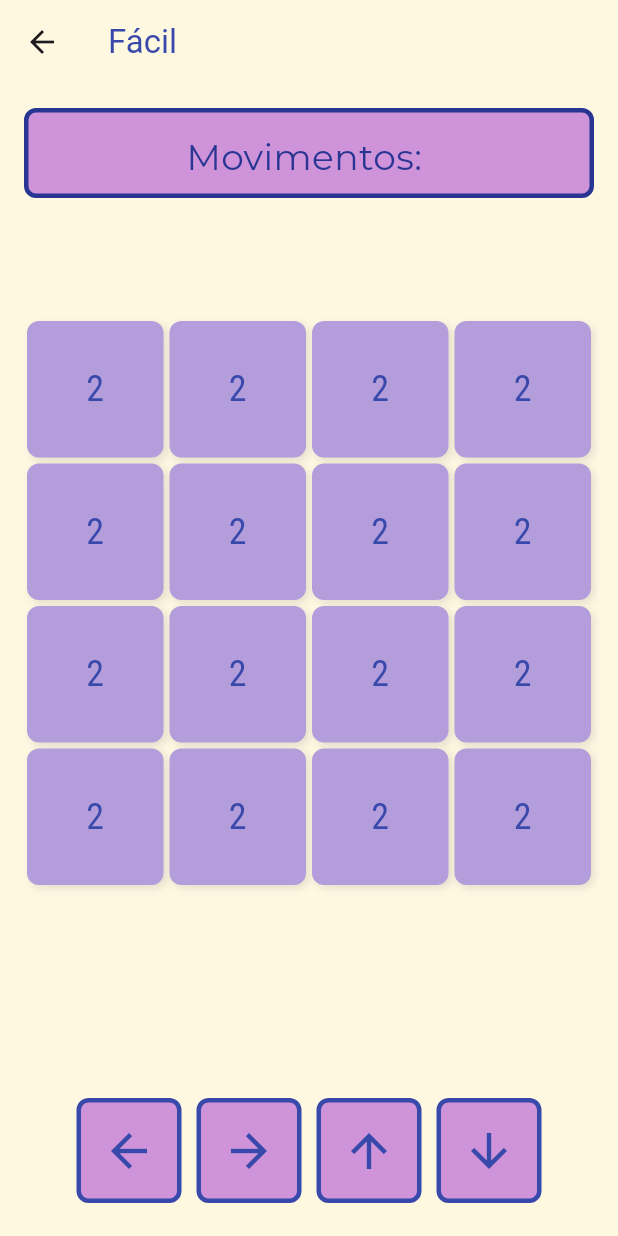
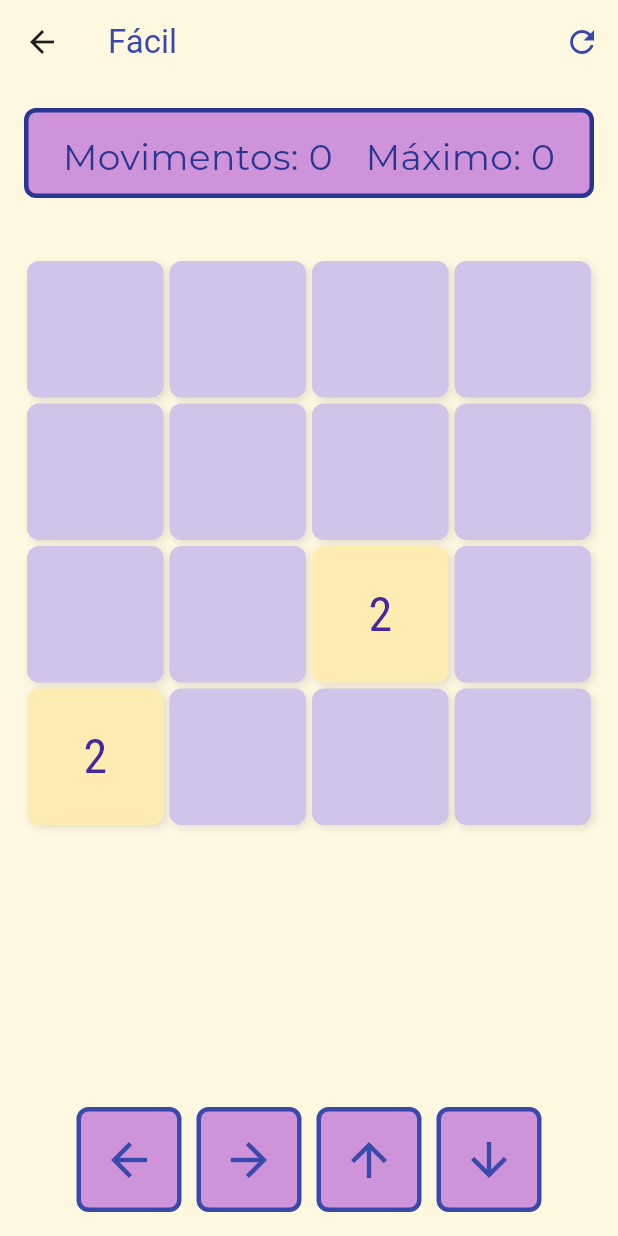
Before and after one commit to rafaschmokel/Projeto-Flutter-2048, a Flutter app: the screen it shows after launch, after a tap on "Fácil", on a phone screen of 412 x 824 dp. Run offline on Flutter 3.47's test engine with Material 3 defaults, Android fonts, the phone set to English and light mode, and no system bars; Roboto replaces fonts that are missing (Montserrat.bold).

```diff
--- a/lib/main.dart
+++ b/lib/main.dart
@@ -11,16 +11,7 @@ class Jogo extends StatelessWidget {
 
   @override
   Widget build(BuildContext context) {
-    return MaterialApp(title: 'Jogo 2048', home: HomeScreen());
-  }
-}
-
-class HomeScreen extends StatelessWidget {
-  const HomeScreen({super.key});
-
-  @override
-  Widget build(BuildContext context) {
-    return MaterialApp(title: '2048', home: const HomePage());
+    return MaterialApp(title: 'Jogo 2048', home: HomePage());
   }
 }
 
@@ -171,22 +162,27 @@ class _PaginaJogoState extends State<PaginaJogo> {
     if (ganhou || perdeu) return;
 
     bool moved = false;
+    List<List<int>> newGrid = List.generate(
+      widget.gridSize,
+      (i) => List.from(grid[i]),
+    );
 
     for (int j = 0; j < widget.gridSize; j++) {
       for (int i = 1; i < widget.gridSize; i++) {
-        if (grid[i][j] != 0) {
+        if (newGrid[i][j] != 0) {
           int k = i;
-          while (k > 0 && grid[k - 1][j] == 0) {
-            grid[k - 1][j] = grid[k][j];
-            grid[k][j] = 0;
+          while (k > 0 && newGrid[k - 1][j] == 0) {
+            newGrid[k - 1][j] = newGrid[k][j];
+            newGrid[k][j] = 0;
             k--;
             moved = true;
           }
 
-          if (k > 0 && grid[k - 1][j] == grid[k][j]) {
-            grid[k - 1][j] *= 2;
-            grid[k][j] = 0;
+          if (k > 0 && newGrid[k - 1][j] == newGrid[k][j]) {
+            newGrid[k - 1][j] *= 2;
+            newGrid[k][j] = 0;
             moved = true;
+            if (newGrid[k - 1][j] > max) max = newGrid[k - 1][j];
             checkVitoria();
           }
         }
@@ -195,6 +191,7 @@ class _PaginaJogoState extends State<PaginaJogo> {
 
     if (moved) {
       setState(() {
+        grid = newGrid;
         moves++;
         addNovoNumero();
         checkDerrota();
@@ -206,22 +203,27 @@ class _PaginaJogoState extends State<PaginaJogo> {
     if (ganhou || perdeu) return;
 
     bool moved = false;
+    List<List<int>> newGrid = List.generate(
+      widget.gridSize,
+      (i) => List.from(grid[i]),
+    );
 
     for (int j = 0; j < widget.gridSize; j++) {
-      for (int i = widget.gridSize - 2; i >= 1; i--) {
-        if (grid[i][j] != 0) {
+      for (int i = widget.gridSize - 2; i >= 0; i--) {
+        if (newGrid[i][j] != 0) {
           int k = i;
-          while (k < widget.gridSize - 1 && grid[k + 1][j] == 0) {
-            grid[k + 1][j] = grid[k][j];
-            grid[k][j] = 0;
+          while (k < widget.gridSize - 1 && newGrid[k + 1][j] == 0) {
+            newGrid[k + 1][j] = newGrid[k][j];
+            newGrid[k][j] = 0;
             k++;
             moved = true;
           }
 
-          if (k < widget.gridSize && grid[k + 1][j] == grid[k][j]) {
-            grid[k + 1][j] *= 2;
-            grid[k][j] = 0;
+          if (k < widget.gridSize - 1 && newGrid[k + 1][j] == newGrid[k][j]) {
+            newGrid[k + 1][j] *= 2;
+            newGrid[k][j] = 0;
             moved = true;
+            if (newGrid[k + 1][j] > max) max = newGrid[k + 1][j];
             checkVitoria();
           }
         }
@@ -230,6 +232,7 @@ class _PaginaJogoState extends State<PaginaJogo> {
 
     if (moved) {
       setState(() {
+        grid = newGrid;
         moves++;
         addNovoNumero();
         checkDerrota();
@@ -241,22 +244,27 @@ class _PaginaJogoState extends State<PaginaJogo> {
     if (ganhou || perdeu) return;
 
     bool moved = false;
+    List<List<int>> newGrid = List.generate(
+      widget.gridSize,
+      (i) => List.from(grid[i]),
+    );
 
     for (int i = 0; i < widget.gridSize; i++) {
       for (int j = 1; j < widget.gridSize; j++) {
-        if (grid[i][j] != 0) {
-          int k = i;
-          while (k > 0 && grid[i][k - 1] == 0) {
-            grid[i][k - 1] = grid[i][k];
-            grid[i][k] = 0;
+        if (newGrid[i][j] != 0) {
+          int k = j;
+          while (k > 0 && newGrid[i][k - 1] == 0) {
+            newGrid[i][k - 1] = newGrid[i][k];
+            newGrid[i][k] = 0;
             k--;
             moved = true;
           }
 
-          if (k > 0 && grid[i][k - 1] == grid[i][k]) {
-            grid[i][k - 1] *= 2;
-            grid[i][k] = 0;
+          if (k > 0 && newGrid[i][k - 1] == newGrid[i][k]) {
+            newGrid[i][k - 1] *= 2;
+            newGrid[i][k] = 0;
             moved = true;
+            if (newGrid[i][k - 1] > max) max = newGrid[i][k - 1];
             checkVitoria();
           }
         }
@@ -265,6 +273,7 @@ class _PaginaJogoState extends State<PaginaJogo> {
 
     if (moved) {
       setState(() {
+        grid = newGrid;
         moves++;
         addNovoNumero();
         checkDerrota();
@@ -272,26 +281,31 @@ class _PaginaJogoState extends State<PaginaJogo> {
     }
   }
 
-  void moveDireira() {
+  void moveDireita() {
     if (ganhou || perdeu) return;
 
     bool moved = false;
+    List<List<int>> newGrid = List.generate(
+      widget.gridSize,
+      (i) => List.from(grid[i]),
+    );
 
     for (int i = 0; i < widget.gridSize; i++) {
-      for (int j = 1; j < widget.gridSize; j++) {
-        if (grid[i][j] != 0) {
+      for (int j = widget.gridSize - 2; j >= 0; j--) {
+        if (newGrid[i][j] != 0) {
           int k = j;
-          while (k > 0 && grid[i][k - 1] == 0) {
-            grid[i][k - 1] = grid[i][k];
-            grid[i][k] = 0;
-            k--;
+          while (k < widget.gridSize - 1 && newGrid[i][k + 1] == 0) {
+            newGrid[i][k + 1] = newGrid[i][k];
+            newGrid[i][k] = 0;
+            k++;
             moved = true;
           }
 
-          if (k > 0 && grid[i][k - 1] == grid[i][k]) {
-            grid[i][k - 1] *= 2;
-            grid[i][k] = 0;
+          if (k < widget.gridSize - 1 && newGrid[i][k + 1] == newGrid[i][k]) {
+            newGrid[i][k + 1] *= 2;
+            newGrid[i][k] = 0;
             moved = true;
+            if (newGrid[i][k + 1] > max) max = newGrid[i][k + 1];
             checkVitoria();
           }
         }
@@ -300,6 +314,7 @@ class _PaginaJogoState extends State<PaginaJogo> {
 
     if (moved) {
       setState(() {
+        grid = newGrid;
         moves++;
         addNovoNumero();
         checkDerrota();
@@ -307,12 +322,80 @@ class _PaginaJogoState extends State<PaginaJogo> {
     }
   }
 
-  void checkVitoria() {}
+  void checkVitoria() {
+    for (int i = 0; i < widget.gridSize; i++) {
+      for (int j = 0; j < widget.gridSize; j++) {
+        if (grid[i][j] == widget.objetivo) {
+          setState(() {
+            ganhou = true;
+          });
+          return;
+        }
+      }
+    }
+  }
 
-  void checkDerrota() {}
+  void checkDerrota() {
+    for (int i = 0; i < widget.gridSize; i++) {
+      for (int j = 0; j < widget.gridSize; j++) {
+        if (grid[i][j] == 0) return;
+      }
+    }
 
-  Widget criarBotaoMove(BuildContext context, IconData icone) {
-    return Container(
+    for (int i = 0; i < widget.gridSize; i++) {
+      for (int j = 0; j < widget.gridSize; j++) {
+        if (i < widget.gridSize - 1 && grid[i][j] == grid[i + 1][j]) {
+          return;
+        }
+        if (j < widget.gridSize - 1 && grid[i][j] == grid[i][j + 1]) {
+          return;
+        }
+      }
+    }
+
+    setState(() {
+      perdeu = true;
+    });
+  }
+
+  Color getBotaoCor(int value) {
+    if (value == 0) return Colors.deepPurple.shade100;
+    if (value == 2) return Colors.amber.shade100;
+    if (value == 4) return Colors.amber.shade200;
+    if (value == 8) return Colors.amber.shade300;
+    if (value == 16) return Colors.amber.shade400;
+    if (value == 32) return Colors.amber.shade500;
+    if (value == 64) return Colors.amber.shade600;
+    if (value == 128) return Colors.amber.shade700;
+    if (value == 256) return Colors.amber.shade800;
+    if (value == 512) return Colors.amber.shade900;
+    if (value == 1024) return Colors.deepOrange.shade400;
+    if (value == 2048) return Colors.deepOrange.shade600;
+    if (value == 4096) return Colors.red.shade700;
+    return Colors.grey;
+  }
+
+  Color getTextoCor(int value) {
+    return value < 16 ? Colors.deepPurple.shade800 : Colors.white;
+  }
+
+  void restart() {
+    setState(() {
+      moves = 0;
+      ganhou = false;
+      perdeu = false;
+      startGame();
+    });
+  }
+
+  Widget criarBotaoMove(
+    BuildContext context,
+    IconData icone,
+    VoidCallback onPressed,
+  ) {
+    return GestureDetector(
+      onTap: onPressed,
+      child: Container(
         height: 70,
         width: 70,
         padding: EdgeInsets.all(8),
@@ -323,6 +406,7 @@ class _PaginaJogoState extends State<PaginaJogo> {
         ),
         alignment: Alignment.center,
         child: Icon(icone, size: 36, color: Colors.indigo.shade600),
+      ),
     );
   }
 
@@ -339,6 +423,12 @@ class _PaginaJogoState extends State<PaginaJogo> {
           ),
         ),
         backgroundColor: Colors.amber.shade50,
+        actions: [
+          IconButton(
+            icon: Icon(Icons.refresh, color: Colors.indigo.shade600),
+            onPressed: restart,
+          ),
+        ],
       ),
       body: Padding(
         padding: EdgeInsets.all(16),
@@ -359,31 +449,77 @@ class _PaginaJogoState extends State<PaginaJogo> {
                       borderRadius: BorderRadius.circular(8),
                     ),
                     alignment: Alignment.center,
-                    child: Text(
-                      'Movimentos: ',
+                    child: Row(
+                      mainAxisAlignment: MainAxisAlignment.spaceAround,
+                      children: [
+                        Text(
+                          'Movimentos: $moves',
                           style: TextStyle(
                             fontSize: 24,
                             color: Colors.indigo.shade800,
                             fontFamily: 'Montserrat',
                           ),
                         ),
+                        Text(
+                          'Máximo: $max',
+                          style: TextStyle(
+                            fontSize: 24,
+                            color: Colors.indigo.shade800,
+                            fontFamily: 'Montserrat',
                           ),
                         ),
                       ],
                     ),
-            SizedBox(height: 80),
+                  ),
+                ),
+              ],
+            ),
+            SizedBox(height: 20),
 
-            SizedBox(
-              height: 500,
+            if (ganhou)
+              Container(
+                padding: EdgeInsets.all(10),
+                color: Colors.deepPurple.shade200,
+                child: Text(
+                  'PARABÉNS! Você ganhou!',
+                  style: TextStyle(
+                    fontSize: 24,
+                    color: Colors.amber.shade400,
+                    fontFamily: 'Montserrat.bold',
+                  ),
+                ),
+              ),
+
+            if (perdeu)
+              Container(
+                padding: EdgeInsets.all(10),
+                color: Colors.amber.shade200,
+                child: Text(
+                  'GAME OVER',
+                  style: TextStyle(
+                    fontSize: 24,
+                    color: Colors.purple.shade400,
+                    fontFamily: 'Montserrat.bold',
+                  ),
+                ),
+              ),
+
+            SizedBox(height: 20),
+
+            Expanded(
               child: GridView.builder(
                 gridDelegate: SliverGridDelegateWithFixedCrossAxisCount(
                   crossAxisCount: widget.gridSize,
                 ),
-                itemBuilder:
-                    (context, index) => Container(
-                      margin: const EdgeInsets.all(2),
+                itemBuilder: (context, index) {
+                  int row = index ~/ widget.gridSize;
+                  int col = index % widget.gridSize;
+                  int value = grid[row][col];
+
+                  return Container(
+                    margin: EdgeInsets.all(2),
                     decoration: BoxDecoration(
-                        color: Colors.deepPurple.shade200,
+                      color: getBotaoCor(value),
                       borderRadius: BorderRadius.circular(8),
                       boxShadow: [
                         BoxShadow(
@@ -393,17 +529,26 @@ class _PaginaJogoState extends State<PaginaJogo> {
                         ),
                       ],
                     ),
-                      child: const Center(
-                        child: Text(
-                          '2',
+                    child: Center(
+                      child:
+                          value != 0
+                              ? Text(
+                                value.toString(),
                                 style: TextStyle(
-                            color: Color.fromRGBO(57, 73, 171, 1),
-                            fontSize: 24,
+                                  fontSize:
+                                      value < 100
+                                          ? 32
+                                          : value < 1000
+                                          ? 28
+                                          : 24,
+                                  color: getTextoCor(value),
                                   fontFamily: 'RobotoCondensed',
                                 ),
+                              )
+                              : SizedBox(),
                     ),
-                      ),
-                    ),
+                  );
+                },
                 itemCount: widget.gridSize * widget.gridSize,
               ),
             ),
@@ -413,13 +558,13 @@ class _PaginaJogoState extends State<PaginaJogo> {
             Row(
               mainAxisAlignment: MainAxisAlignment.center,
               children: [
-                criarBotaoMove(context, Icons.arrow_back),
+                criarBotaoMove(context, Icons.arrow_back, moveEsquerda),
                 SizedBox(width: 10),
-                criarBotaoMove(context, Icons.arrow_forward),
+                criarBotaoMove(context, Icons.arrow_forward, moveDireita),
                 SizedBox(width: 10),
-                criarBotaoMove(context, Icons.arrow_upward),
+                criarBotaoMove(context, Icons.arrow_upward, moveCima),
                 SizedBox(width: 10),
-                criarBotaoMove(context, Icons.arrow_downward),
+                criarBotaoMove(context, Icons.arrow_downward, moveBaixo),
               ],
             ),
           ],
```
Also changed, not shown: 8 other files. Lines whose indentation alone changed are shown as unchanged.
